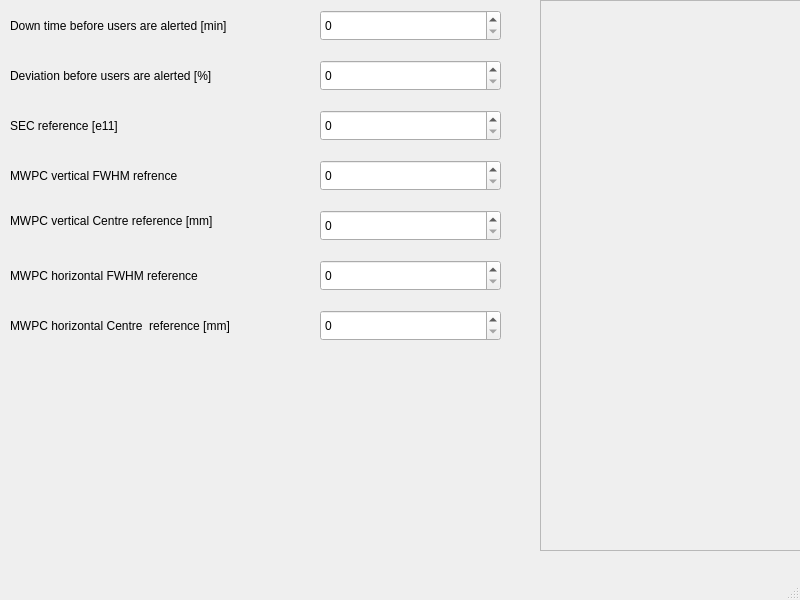
Before: the Qt Designer form cst.ui in einoj/charm_shift_tool, drawn with Qt 5.
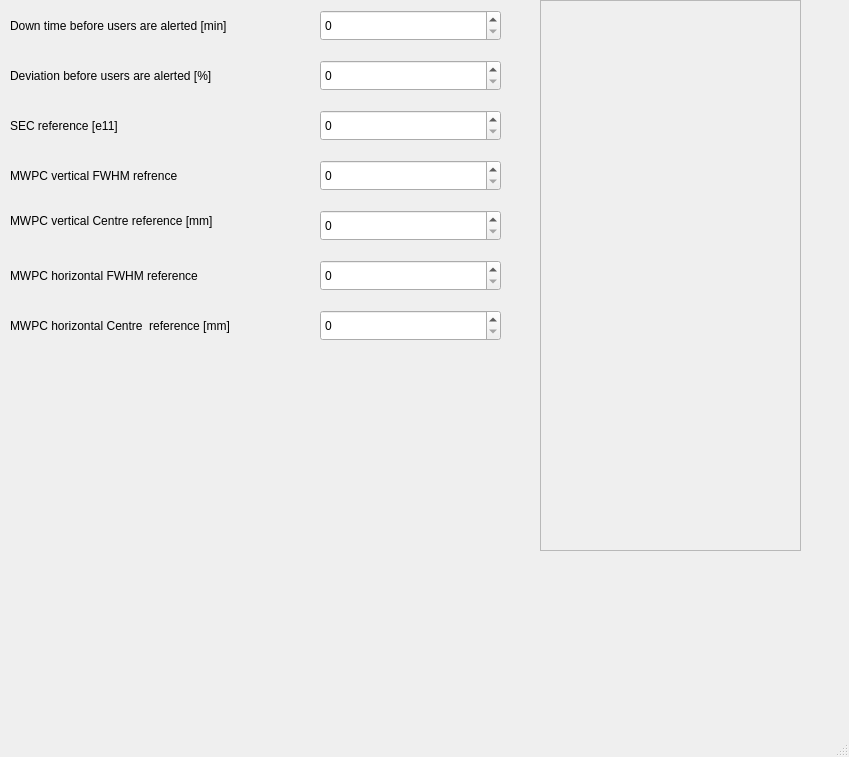
After: the same form once the commit is applied.

What changed in the file:
```diff
--- a/cst.ui
+++ b/cst.ui
@@ -6,8 +6,8 @@
    <rect>
     <x>0</x>
     <y>0</y>
-    <width>800</width>
-    <height>600</height>
+    <width>849</width>
+    <height>757</height>
    </rect>
   </property>
   <property name="windowTitle">
```
Left out of the diff: 2 changed lines with no effect on the pictures.
